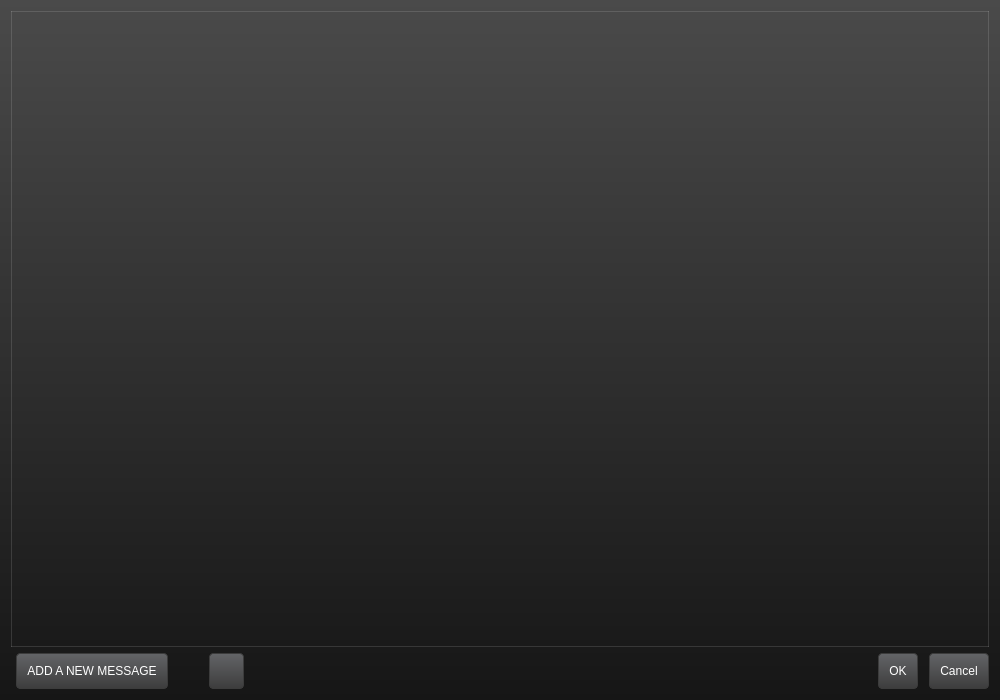
This is extoscpatternask.ui in buzzinglight/IanniX as Qt 5 draws it before an edit. The edited form follows.
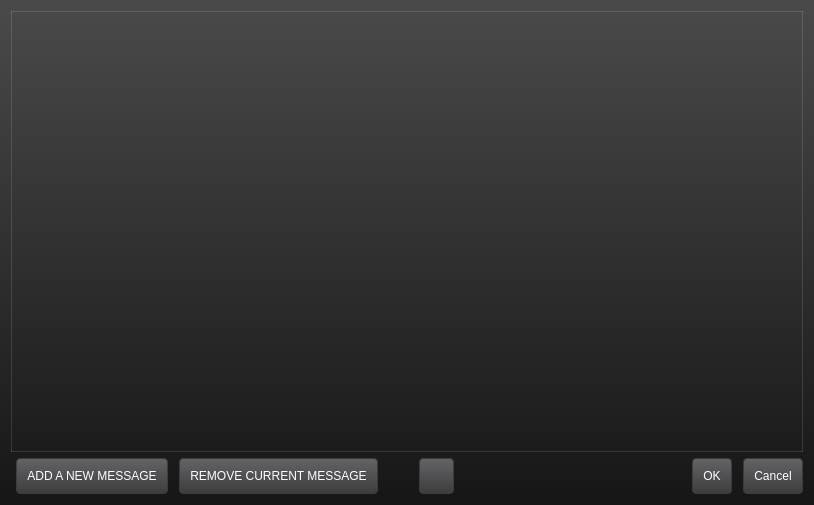
This is the edited form. Icons and pictures are not drawn.

The edit to the form file:
```diff
--- a/extoscpatternask.ui
+++ b/extoscpatternask.ui
@@ -6,8 +6,8 @@
    <rect>
     <x>0</x>
     <y>0</y>
-    <width>1000</width>
-    <height>700</height>
+    <width>814</width>
+    <height>505</height>
    </rect>
   </property>
   <property name="windowTitle">
@@ -197,6 +197,19 @@
        </property>
       </widget>
      </item>
+     <item>
+      <widget class="QPushButton" name="removeButton">
+       <property name="minimumSize">
+        <size>
+         <width>150</width>
+         <height>0</height>
+        </size>
+       </property>
+       <property name="text">
+        <string>REMOVE CURRENT MESSAGE</string>
+       </property>
+      </widget>
+     </item>
      <item>
       <spacer name="horizontalSpacer_2">
        <property name="orientation">
```
Left out of the diff: 32 changed lines with no effect on the pictures.
